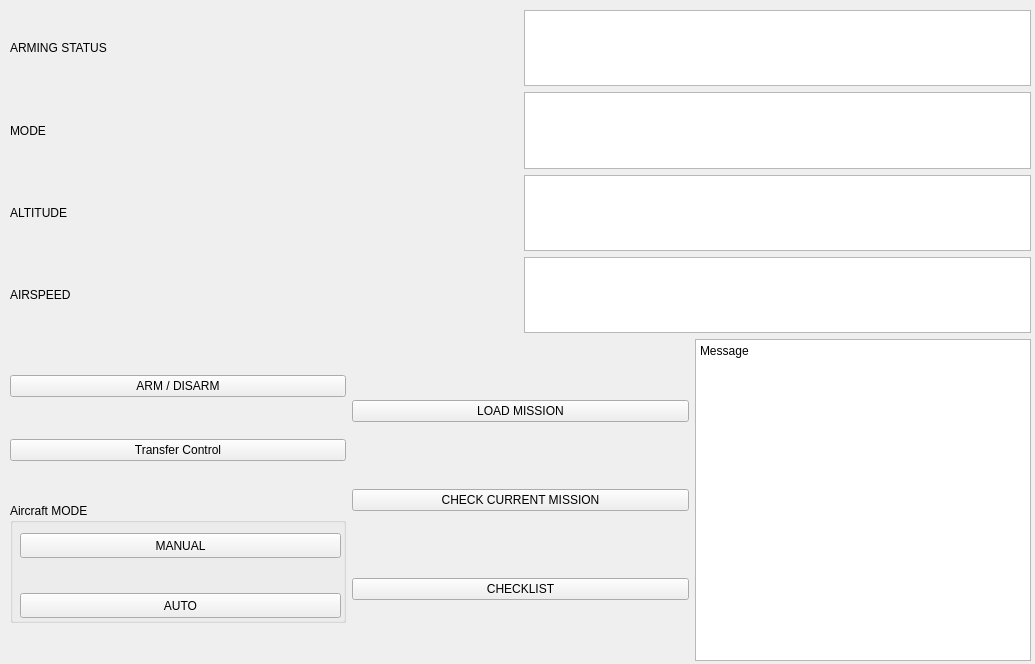
The window that ogc_ws/src/rqt/resource/MyPlugin.ui (yonahbox/Yonah_ROS_packages) describes before a commit, drawn with Qt 5.
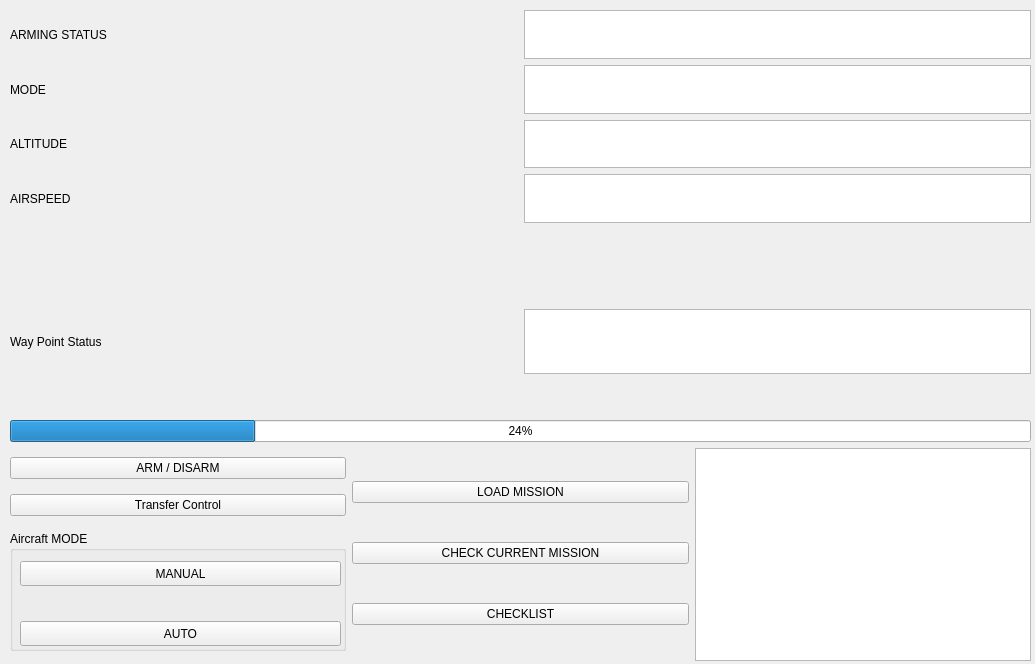
The same window after the commit.

```diff
--- a/ogc_ws/src/rqt/resource/MyPlugin.ui
+++ b/ogc_ws/src/rqt/resource/MyPlugin.ui
@@ -43,16 +43,13 @@
            </widget>
           </item>
           <item>
-           <widget class="QPlainTextEdit" name="arming_textbox">
+           <widget class="QTextEdit" name="arming_textedit">
             <property name="sizePolicy">
              <sizepolicy hsizetype="Ignored" vsizetype="Ignored">
               <horstretch>0</horstretch>
               <verstretch>0</verstretch>
              </sizepolicy>
             </property>
-            <property name="readOnly">
-             <bool>true</bool>
-            </property>
            </widget>
           </item>
          </layout>
@@ -69,16 +66,13 @@
          </widget>
         </item>
         <item>
-         <widget class="QPlainTextEdit" name="mode_textbox">
+         <widget class="QTextEdit" name="mode_textedit">
           <property name="sizePolicy">
            <sizepolicy hsizetype="Ignored" vsizetype="Ignored">
             <horstretch>0</horstretch>
             <verstretch>0</verstretch>
            </sizepolicy>
           </property>
-          <property name="readOnly">
-           <bool>true</bool>
-          </property>
          </widget>
         </item>
        </layout>
@@ -93,16 +87,13 @@
          </widget>
         </item>
         <item>
-         <widget class="QPlainTextEdit" name="altitude_textbox">
+         <widget class="QTextEdit" name="altitude_textedit">
           <property name="sizePolicy">
            <sizepolicy hsizetype="Ignored" vsizetype="Ignored">
             <horstretch>0</horstretch>
             <verstretch>0</verstretch>
            </sizepolicy>
           </property>
-          <property name="readOnly">
-           <bool>true</bool>
-          </property>
          </widget>
         </item>
        </layout>
@@ -117,20 +108,84 @@
          </widget>
         </item>
         <item>
-         <widget class="QPlainTextEdit" name="airspeed_textbox">
+         <widget class="QTextEdit" name="airspeed_textedit">
           <property name="sizePolicy">
            <sizepolicy hsizetype="Ignored" vsizetype="Ignored">
             <horstretch>0</horstretch>
             <verstretch>0</verstretch>
            </sizepolicy>
           </property>
-          <property name="readOnly">
-           <bool>true</bool>
+         </widget>
+        </item>
+       </layout>
+      </item>
+     </layout>
+    </item>
+    <item>
+     <layout class="QVBoxLayout" name="verticalLayout_4">
+      <property name="sizeConstraint">
+       <enum>QLayout::SetMinimumSize</enum>
+      </property>
+      <item>
+       <spacer name="verticalSpacer">
+        <property name="orientation">
+         <enum>Qt::Vertical</enum>
+        </property>
+        <property name="sizeType">
+         <enum>QSizePolicy::Fixed</enum>
+        </property>
+        <property name="sizeHint" stdset="0">
+         <size>
+          <width>20</width>
+          <height>80</height>
+         </size>
+        </property>
+       </spacer>
+      </item>
+      <item>
+       <layout class="QHBoxLayout" name="horizontalLayout">
+        <item>
+         <widget class="QLabel" name="label_5">
+          <property name="text">
+           <string>Way Point Status</string>
           </property>
          </widget>
         </item>
+        <item>
+         <widget class="QTextEdit" name="wp_textedit">
+          <property name="sizePolicy">
+           <sizepolicy hsizetype="Minimum" vsizetype="Ignored">
+            <horstretch>0</horstretch>
+            <verstretch>0</verstretch>
+           </sizepolicy>
+          </property>
+         </widget>
+        </item>
        </layout>
       </item>
+      <item>
+       <spacer name="verticalSpacer_2">
+        <property name="orientation">
+         <enum>Qt::Vertical</enum>
+        </property>
+        <property name="sizeType">
+         <enum>QSizePolicy::Fixed</enum>
+        </property>
+        <property name="sizeHint" stdset="0">
+         <size>
+          <width>20</width>
+          <height>40</height>
+         </size>
+        </property>
+       </spacer>
+      </item>
+      <item>
+       <widget class="QProgressBar" name="progressBar">
+        <property name="value">
+         <number>24</number>
+        </property>
+       </widget>
+      </item>
      </layout>
     </item>
     <item>
@@ -236,16 +291,13 @@
        </layout>
       </item>
       <item>
-       <widget class="QPlainTextEdit" name="plainTextEdit_5">
+       <widget class="QTextEdit" name="message_textedit">
         <property name="sizePolicy">
          <sizepolicy hsizetype="Ignored" vsizetype="Ignored">
           <horstretch>0</horstretch>
           <verstretch>0</verstretch>
          </sizepolicy>
         </property>
-        <property name="plainText">
-         <string>Message </string>
-        </property>
        </widget>
       </item>
      </layout>
```
